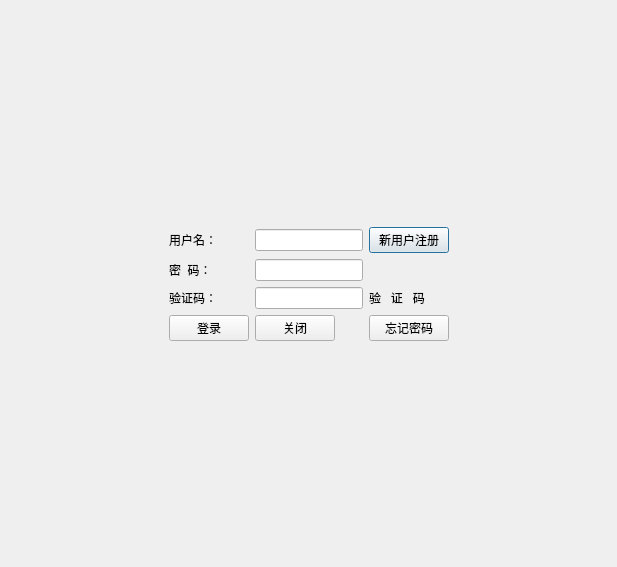
Old version of the form play/LoveDiary/qdialoglogin.ui in the repository Maxwrt/Program.
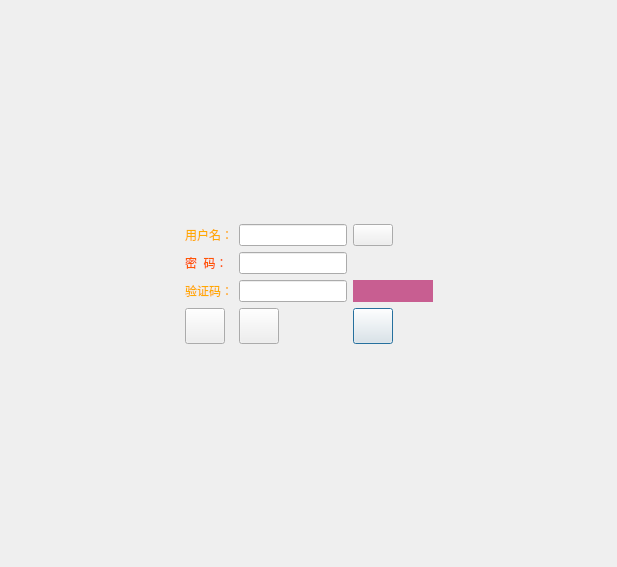
New version of the form. Icons and pictures are not drawn. Custom widgets are drawn as their Qt base class.

Patch:
```diff
--- a/play/LoveDiary/qdialoglogin.ui
+++ b/play/LoveDiary/qdialoglogin.ui
@@ -42,8 +42,54 @@
    </item>
    <item row="1" column="1">
     <layout class="QGridLayout" name="gridLayout">
+     <property name="sizeConstraint">
+      <enum>QLayout::SetFixedSize</enum>
+     </property>
+     <item row="3" column="2">
+      <widget class="QPushButton" name="pushButtonForgetPassword">
+       <property name="sizePolicy">
+        <sizepolicy hsizetype="Fixed" vsizetype="Preferred">
+         <horstretch>0</horstretch>
+         <verstretch>0</verstretch>
+        </sizepolicy>
+       </property>
+       <property name="toolTip">
+        <string>&lt;html&gt;&lt;head/&gt;&lt;body&gt;&lt;p&gt;&lt;span style=&quot; color:#ffaa00;&quot;&gt;找回密码&lt;/span&gt;&lt;/p&gt;&lt;/body&gt;&lt;/html&gt;</string>
+       </property>
+       <property name="styleSheet">
+        <string notr="true">color: rgb(255, 170, 0);
+border-image: url(:/config/insert.png);</string>
+       </property>
+       <property name="text">
+        <string/>
+       </property>
+      </widget>
+     </item>
+     <item row="3" column="1">
+      <widget class="QPushButton" name="pushButtonCancel">
+       <property name="sizePolicy">
+        <sizepolicy hsizetype="Fixed" vsizetype="Preferred">
+         <horstretch>0</horstretch>
+         <verstretch>0</verstretch>
+        </sizepolicy>
+       </property>
+       <property name="toolTip">
+        <string>&lt;html&gt;&lt;head/&gt;&lt;body&gt;&lt;p&gt;&lt;span style=&quot; color:#ffaa00;&quot;&gt;关闭&lt;/span&gt;&lt;/p&gt;&lt;/body&gt;&lt;/html&gt;</string>
+       </property>
+       <property name="styleSheet">
+        <string notr="true">color: rgb(255, 170, 0);
+border-image: url(:/config/close.png);</string>
+       </property>
+       <property name="text">
+        <string/>
+       </property>
+      </widget>
+     </item>
      <item row="0" column="0">
       <widget class="QLabel" name="labelUser">
+       <property name="styleSheet">
+        <string notr="true">color: rgb(255, 170, 0);</string>
+       </property>
        <property name="text">
         <string>用户名：</string>
        </property>
@@ -55,21 +101,17 @@
      <item row="0" column="1">
       <widget class="QLineEdit" name="lineEditUser"/>
      </item>
-     <item row="0" column="2">
-      <widget class="QPushButton" name="pushButtonRegister">
-       <property name="sizePolicy">
-        <sizepolicy hsizetype="Fixed" vsizetype="Fixed">
-         <horstretch>0</horstretch>
-         <verstretch>0</verstretch>
-        </sizepolicy>
-       </property>
-       <property name="text">
-        <string>新用户注册</string>
-       </property>
-      </widget>
+     <item row="1" column="1">
+      <widget class="QLineEdit" name="lineEditPassword"/>
      </item>
      <item row="1" column="0">
       <widget class="QLabel" name="labelPassword">
+       <property name="toolTip">
+        <string>&lt;html&gt;&lt;head/&gt;&lt;body&gt;&lt;p&gt;&lt;br/&gt;&lt;/p&gt;&lt;/body&gt;&lt;/html&gt;</string>
+       </property>
+       <property name="styleSheet">
+        <string notr="true">color: rgb(255, 85, 0);</string>
+       </property>
        <property name="text">
         <string>密  码：</string>
        </property>
@@ -78,11 +120,20 @@
        </property>
       </widget>
      </item>
-     <item row="1" column="1">
-      <widget class="QLineEdit" name="lineEditPassword"/>
-     </item>
      <item row="2" column="0">
       <widget class="QLabel" name="labelVerification">
+       <property name="toolTip">
+        <string>&lt;html&gt;&lt;head/&gt;&lt;body&gt;&lt;p&gt;&lt;br/&gt;&lt;/p&gt;&lt;/body&gt;&lt;/html&gt;</string>
+       </property>
+       <property name="layoutDirection">
+        <enum>Qt::LeftToRight</enum>
+       </property>
+       <property name="autoFillBackground">
+        <bool>true</bool>
+       </property>
+       <property name="styleSheet">
+        <string notr="true">color: rgb(255, 170, 0);</string>
+       </property>
        <property name="text">
         <string>验证码：</string>
        </property>
@@ -96,8 +147,30 @@
      </item>
      <item row="2" column="2">
       <widget class="VerificationCodeLabel" name="labelVerificationCode">
+       <property name="sizePolicy">
+        <sizepolicy hsizetype="Expanding" vsizetype="Preferred">
+         <horstretch>0</horstretch>
+         <verstretch>0</verstretch>
+        </sizepolicy>
+       </property>
+       <property name="minimumSize">
+        <size>
+         <width>80</width>
+         <height>0</height>
+        </size>
+       </property>
+       <property name="whatsThis">
+        <string>&lt;html&gt;&lt;head/&gt;&lt;body&gt;&lt;p&gt;&lt;span style=&quot; color:#ffaa00;&quot;&gt;验证码&lt;/span&gt;&lt;/p&gt;&lt;/body&gt;&lt;/html&gt;</string>
+       </property>
+       <property name="layoutDirection">
+        <enum>Qt::LeftToRight</enum>
+       </property>
+       <property name="styleSheet">
+        <string notr="true">color: rgb(255, 170, 0);
+background-color: rgb(200, 94, 145);</string>
+       </property>
        <property name="text">
-        <string>验   证   码</string>
+        <string/>
        </property>
        <property name="buddy">
         <cstring>lineEditPassword</cstring>
@@ -107,39 +180,46 @@
      <item row="3" column="0">
       <widget class="QPushButton" name="pushButtonOk">
        <property name="sizePolicy">
-        <sizepolicy hsizetype="Fixed" vsizetype="Fixed">
-         <horstretch>0</horstretch>
-         <verstretch>0</verstretch>
+        <sizepolicy hsizetype="Fixed" vsizetype="Preferred">
+         <horstretch>25</horstretch>
+         <verstretch>25</verstretch>
         </sizepolicy>
        </property>
-       <property name="text">
-        <string>登录</string>
+       <property name="toolTip">
+        <string>&lt;html&gt;&lt;head/&gt;&lt;body&gt;&lt;p&gt;&lt;span style=&quot; color:#ffaa00;&quot;&gt;登录&lt;/span&gt;&lt;/p&gt;&lt;/body&gt;&lt;/html&gt;</string>
        </property>
-      </widget>
-     </item>
-     <item row="3" column="1">
-      <widget class="QPushButton" name="pushButtonCancel">
-       <property name="sizePolicy">
-        <sizepolicy hsizetype="Fixed" vsizetype="Fixed">
-         <horstretch>0</horstretch>
-         <verstretch>0</verstretch>
-        </sizepolicy>
+       <property name="layoutDirection">
+        <enum>Qt::LeftToRight</enum>
        </property>
+       <property name="styleSheet">
+        <string notr="true">color: rgb(255, 170, 0);
+border-image: url(:/config/delete.png);</string>
+       </property>
        <property name="text">
-        <string>关闭</string>
+        <string/>
        </property>
       </widget>
      </item>
-     <item row="3" column="2">
-      <widget class="QPushButton" name="pushButtonForgetPassword">
+     <item row="0" column="2">
+      <widget class="QPushButton" name="pushButtonRegister">
        <property name="sizePolicy">
-        <sizepolicy hsizetype="Fixed" vsizetype="Fixed">
+        <sizepolicy hsizetype="Fixed" vsizetype="Preferred">
          <horstretch>0</horstretch>
          <verstretch>0</verstretch>
         </sizepolicy>
        </property>
+       <property name="whatsThis">
+        <string>&lt;html&gt;&lt;head/&gt;&lt;body&gt;&lt;p&gt;&lt;span style=&quot; color:#ffaa00;&quot;&gt;新用户注册&lt;/span&gt;&lt;/p&gt;&lt;/body&gt;&lt;/html&gt;</string>
+       </property>
+       <property name="layoutDirection">
+        <enum>Qt::LeftToRight</enum>
+       </property>
+       <property name="styleSheet">
+        <string notr="true">color: rgb(255, 170, 0);
+border-image: url(:/config/update.png);</string>
+       </property>
        <property name="text">
-        <string>忘记密码</string>
+        <string/>
        </property>
       </widget>
      </item>
```
